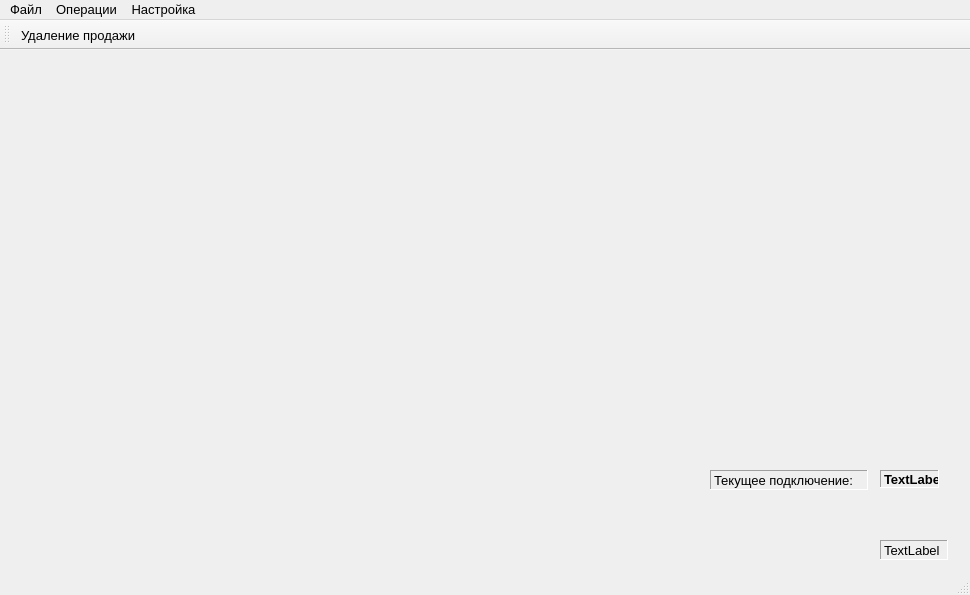
Above: mainwindow.ui from rust3128/MPosEdit before the change. Below: the same form after it.
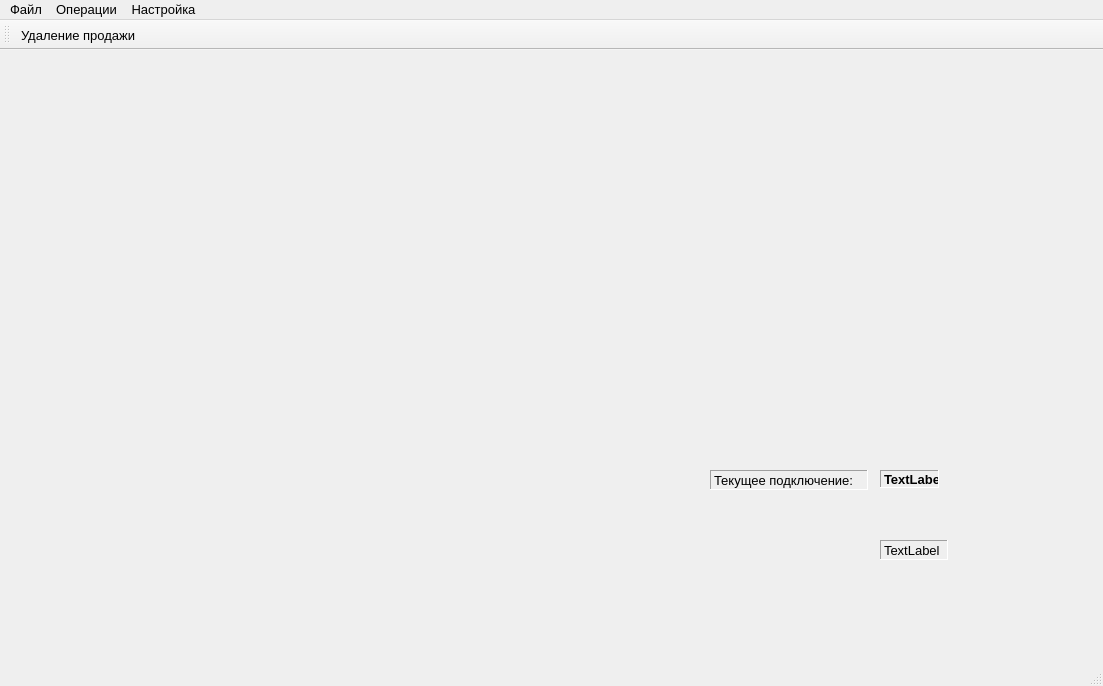
That is the form after the change. Icons and pictures are not drawn.

The edit to the form file:
```diff
--- a/mainwindow.ui
+++ b/mainwindow.ui
@@ -6,8 +6,8 @@
    <rect>
     <x>0</x>
     <y>0</y>
-    <width>970</width>
-    <height>595</height>
+    <width>1103</width>
+    <height>686</height>
    </rect>
   </property>
   <property name="font">
@@ -101,7 +101,7 @@
     <rect>
      <x>0</x>
      <y>0</y>
-     <width>970</width>
+     <width>1103</width>
      <height>23</height>
     </rect>
    </property>
```
Left out of the diff: 10 changed lines with no effect on the pictures.
